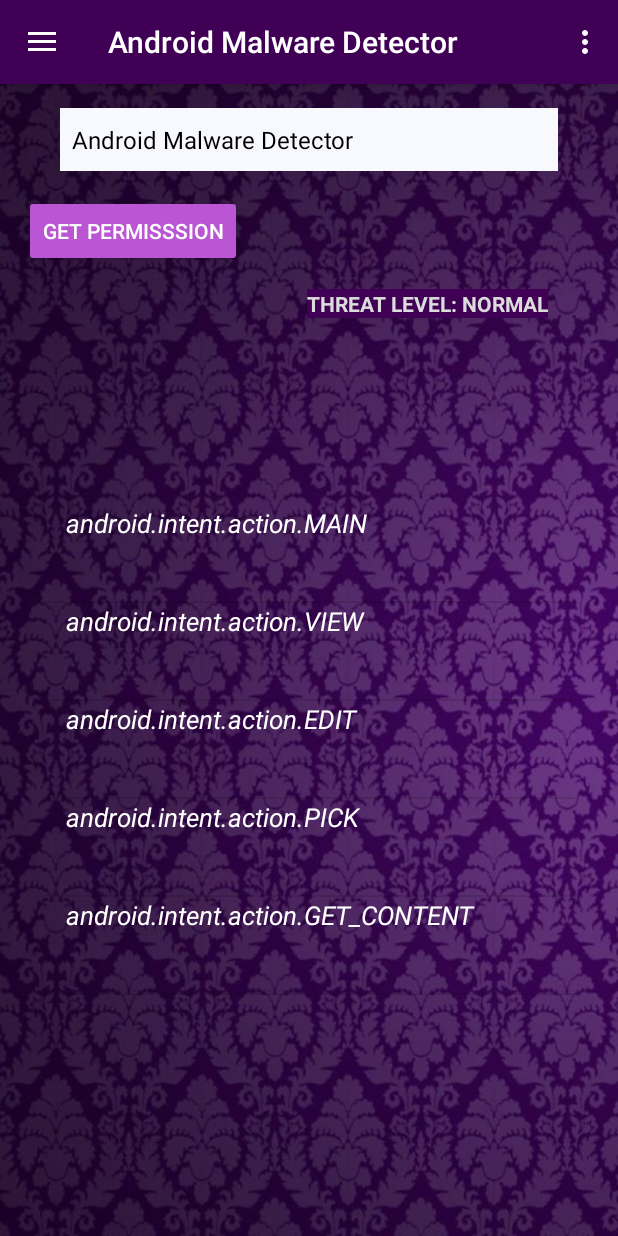
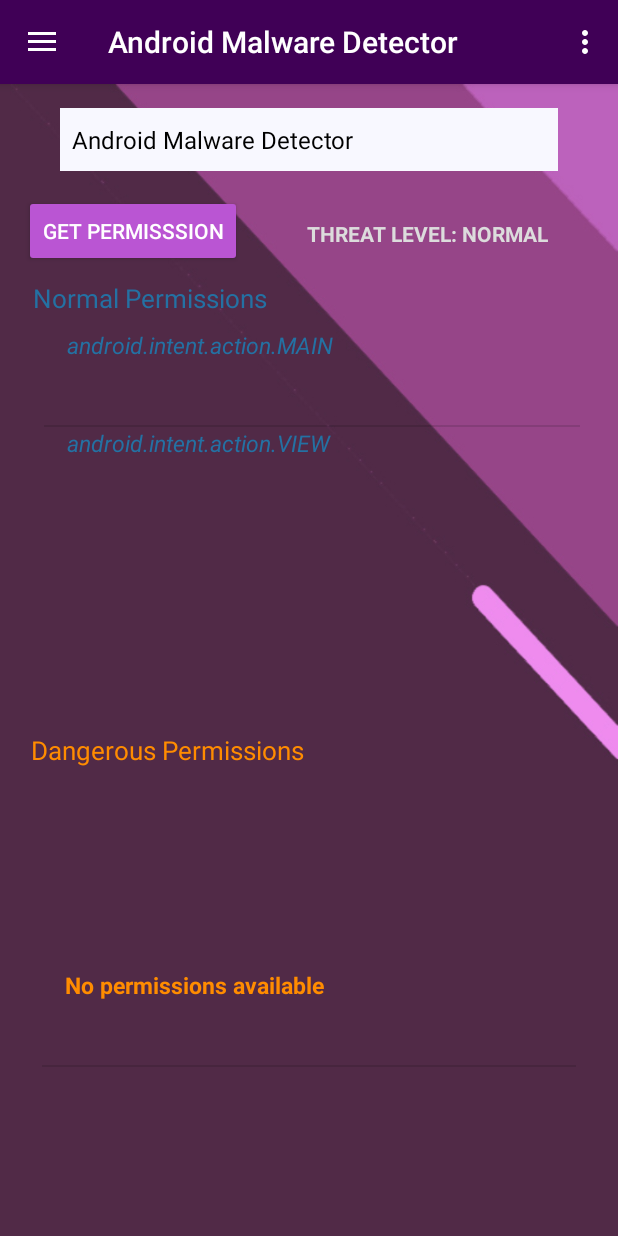
Before and after one commit to Anmolk7/AndroidIntentInterceptor, an Android app: the screen it shows after launch (MainActivity), after a tap on "GET PERMISSSION", on a phone screen of 412 x 824 dp. Run offline under Robolectric (Android 15) with nearby library versions, the phone set to English and light mode, and no system bars.

Commit message:
new parser and UI/UX changes

```diff
--- a/app/src/main/java/com/example/anmol/androidmalwaredetector/MainActivity.java
+++ b/app/src/main/java/com/example/anmol/androidmalwaredetector/MainActivity.java
@@ -138,11 +138,16 @@ public class MainActivity extends AppCompatActivity
 
 public void jsoupParse()
 {
+
+    List<String> none=new ArrayList<String>();
+    none.add("No permissions available");
     TextView txt=(TextView) findViewById(R.id.text);
     org.jsoup.nodes.Document doc = Jsoup.parse(dataXml);
     List<String> permisList = new ArrayList<String>();
     Elements permission1 = doc.getElementsByTag("uses-permission");
     ListView listView= (ListView) findViewById(R.id.list);
+    ListView listView2= (ListView) findViewById(R.id.list2);
+
     int pcount=0;
 
     for (org.jsoup.nodes.Element element : permission1) {
@@ -174,12 +179,13 @@ public void jsoupParse()
 
             permisList.add(permissionName);
             ArrayAdapter<String> adapter=new ArrayAdapter<String>(this,R.layout.customyellowlayout, permisList);
-            listView.setAdapter(adapter);
+            listView2.setAdapter(adapter);
           //  txt.append(Html.fromHtml("<font color=#FFFF99>"+permissionName+"</font>"));
         //    txt.append("\n");
             pcount++;
         }
        else {
+
             //txt.append(permissionName+"\n");
             permisList.add(permissionName);
             ArrayAdapter<String> adapter = new ArrayAdapter<String>(this,R.layout.customlayout, permisList);
@@ -214,7 +220,7 @@ public void jsoupParse()
 
         permisList.add(permissionName);
         ArrayAdapter<String> adapter=new ArrayAdapter<String>(this,R.layout.customyellowlayout, permisList);
-        listView.setAdapter(adapter);
+        listView2.setAdapter(adapter);
         pcount++;
 
     }
@@ -254,12 +260,14 @@ public void jsoupParse()
 
             permisList.add(permissionName);
             ArrayAdapter<String> adapter=new ArrayAdapter<String>(this,R.layout.customyellowlayout, permisList);
-            listView.setAdapter(adapter);
+            listView2.setAdapter(adapter);
             pcount++;
 
         }
         else {
             //txt.append(permissionName+"\n");
+
+
             permisList.add(permissionName);
             ArrayAdapter<String> adapter = new ArrayAdapter<String>(this,R.layout.customlayout, permisList);
             listView.setAdapter(adapter);
@@ -273,6 +281,8 @@ public void jsoupParse()
     }
     else {
 
+        ArrayAdapter<String> adapter=new ArrayAdapter<String>(this,R.layout.customyellowlayout, none);
+        listView2.setAdapter(adapter);
         txt.setText(Html.fromHtml("<font color=#DCDCDC>"+"THREAT LEVEL: NORMAL"+"</font>"));
 
 
--- a/app/src/main/res/layout/content_main.xml
+++ b/app/src/main/res/layout/content_main.xml
@@ -7,7 +7,7 @@
     app:layout_behavior="@string/appbar_scrolling_view_behavior"
     tools:context="com.example.anmol.androidmalwaredetector.MainActivity"
     tools:showIn="@layout/app_bar_main"
-    android:background="@drawable/purpleheartcrop">
+    android:background="@drawable/purplematerial">
 
 
 
@@ -55,34 +55,84 @@
         android:textColor="#fff"
         android:textSize="14dp"
         android:textStyle="bold"
-        android:background="@color/colorPrimary"
+
         android:layout_marginBottom="8dp"
         app:layout_constraintLeft_toRightOf="@+id/button"
         android:layout_marginLeft="8dp"
         android:layout_marginRight="8dp"
         app:layout_constraintRight_toRightOf="parent"
         app:layout_constraintBottom_toTopOf="@+id/list"
-        app:layout_constraintHorizontal_bias="0.475"
+        app:layout_constraintHorizontal_bias="0.48"
         android:layout_marginTop="8dp"
         app:layout_constraintTop_toBottomOf="@+id/Spin"
-        app:layout_constraintVertical_bias="0.377" />
+        app:layout_constraintVertical_bias="0.347"
+        android:layout_marginStart="8dp"
+        android:layout_marginEnd="8dp" />
 
 
     <ListView
+        android:layout_width="356dp"
+        android:id="@+id/list2"
+        android:layout_height="170dp"
+        app:layout_constraintBottom_toBottomOf="parent"
+        android:layout_marginBottom="8dp"
+        android:layout_marginRight="8dp"
+        app:layout_constraintRight_toRightOf="parent"
+        android:layout_marginLeft="8dp"
+        app:layout_constraintLeft_toLeftOf="parent"
+        tools:layout_editor_absoluteY="333dp" />
+
+    <ListView
         android:id="@+id/list"
-        android:layout_width="355dp"
-        android:layout_height="329dp"
-        android:layout_marginBottom="8dp"
+        android:layout_width="357dp"
+        android:layout_height="127dp"
 
+        android:layout_marginEnd="8dp"
         android:layout_marginLeft="8dp"
         android:layout_marginRight="8dp"
-        android:layout_marginTop="8dp"
+        android:layout_marginStart="8dp"
+        android:layout_marginTop="41dp"
         android:textColor="#fff"
         android:visibility="visible"
-        app:layout_constraintBottom_toBottomOf="parent"
         app:layout_constraintLeft_toLeftOf="parent"
         app:layout_constraintRight_toRightOf="parent"
-        app:layout_constraintTop_toBottomOf="@+id/button" />
+        app:layout_constraintTop_toBottomOf="@+id/button"
+        app:layout_constraintHorizontal_bias="0.545" />
+
+    <TextView
+        android:id="@+id/textView4"
+        android:layout_width="wrap_content"
+        android:layout_height="wrap_content"
+        android:text="Dangerous Permissions"
+        android:textSize="17sp"
+        android:textColor="#FF8C00"
+        android:layout_marginTop="8dp"
+        app:layout_constraintTop_toBottomOf="@+id/list"
+        android:layout_marginBottom="8dp"
+        app:layout_constraintBottom_toTopOf="@+id/list2"
+        android:layout_marginRight="8dp"
+        app:layout_constraintRight_toRightOf="parent"
+        android:layout_marginLeft="8dp"
+        app:layout_constraintLeft_toLeftOf="parent"
+        app:layout_constraintHorizontal_bias="0.058"
+        app:layout_constraintVertical_bias="0.513" />
+
+    <TextView
+        android:id="@+id/textView5"
+        android:layout_width="wrap_content"
+        android:layout_height="wrap_content"
+        android:text="Normal Permissions"
+        android:textSize="17sp"
+        android:textColor="#2471A3"
+        android:layout_marginBottom="8dp"
+        app:layout_constraintBottom_toTopOf="@+id/list"
+        android:layout_marginTop="8dp"
+        app:layout_constraintTop_toBottomOf="@+id/button"
+        android:layout_marginRight="8dp"
+        app:layout_constraintRight_toRightOf="parent"
+        android:layout_marginLeft="8dp"
+        app:layout_constraintLeft_toLeftOf="parent"
+        app:layout_constraintHorizontal_bias="0.058" />
 
 
 </android.support.constraint.ConstraintLayout>
--- a/app/src/main/res/layout/customlayout.xml
+++ b/app/src/main/res/layout/customlayout.xml
@@ -3,9 +3,9 @@
     android:id="@android:id/text1"
     android:layout_height="?android:attr/listPreferredItemHeight"
     android:layout_width="fill_parent"
-    android:textSize="17sp"
+    android:textSize="15sp"
     android:textStyle="italic"
     android:paddingLeft="15dip"
     android:paddingRight="6dip"
     android:gravity="left"
-    android:textColor="#fff"/>
+    android:textColor="#2471A3  "/>
--- a/app/src/main/res/layout/customyellowlayout.xml
+++ b/app/src/main/res/layout/customyellowlayout.xml
@@ -3,9 +3,9 @@
     android:id="@android:id/text2"
     android:layout_height="?android:attr/listPreferredItemHeight"
     android:layout_width="fill_parent"
-    android:textSize="17sp"
-    android:textStyle="italic"
+    android:textSize="15sp"
+    android:textStyle="bold"
     android:paddingLeft="15dip"
     android:paddingRight="6dip"
     android:gravity="left"
-    android:textColor="#990000"/>
+    android:textColor="#FF8C00"/>
```
Also changed, not shown: app/src/main/res/drawable/purplematerial.jpg (added).
